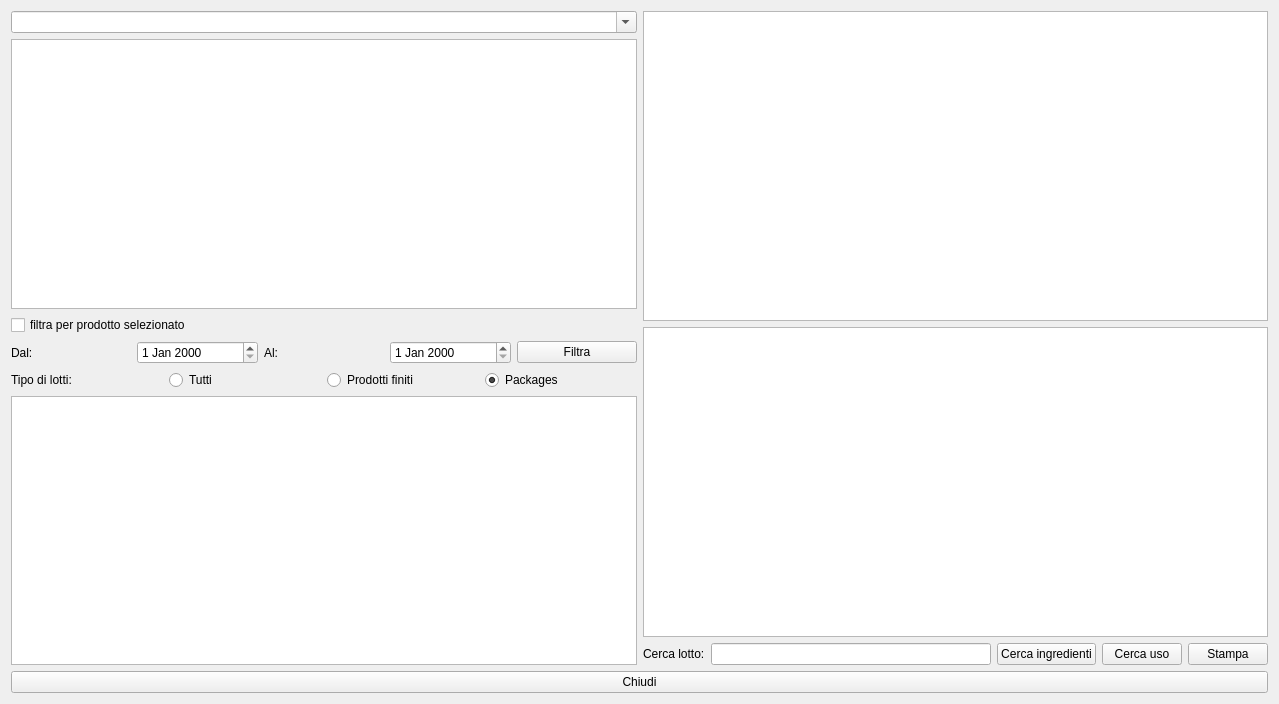
Before: the Qt Designer form hanalisi.ui in fblabs/hamlet-mod-sancon, drawn with Qt 5.
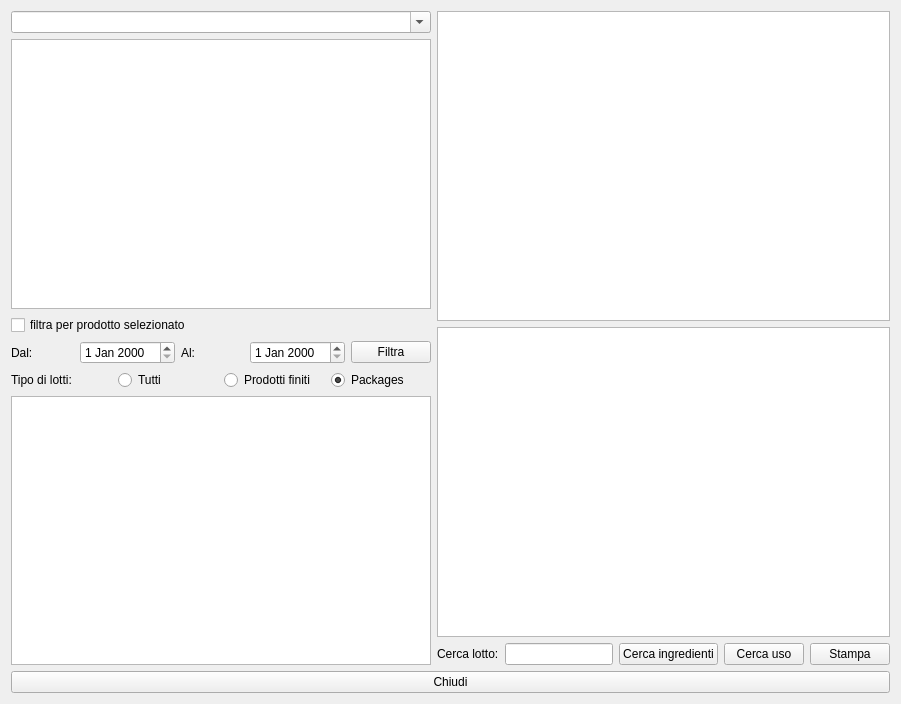
After: the same form once the commit is applied. Icons and pictures are not drawn.

Diff of the .ui file:
```diff
--- a/hanalisi.ui
+++ b/hanalisi.ui
@@ -9,7 +9,7 @@
    <rect>
     <x>0</x>
     <y>0</y>
-    <width>1279</width>
+    <width>901</width>
     <height>704</height>
    </rect>
   </property>
```
Left out of the diff: 14 changed lines with no effect on the pictures.
